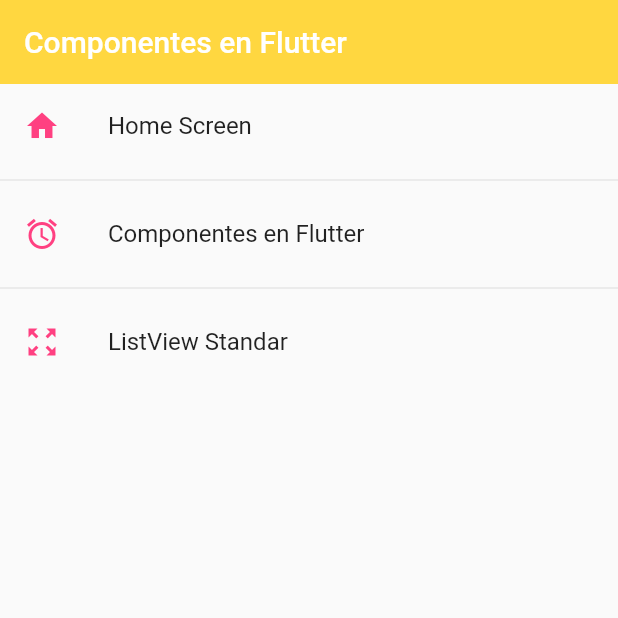
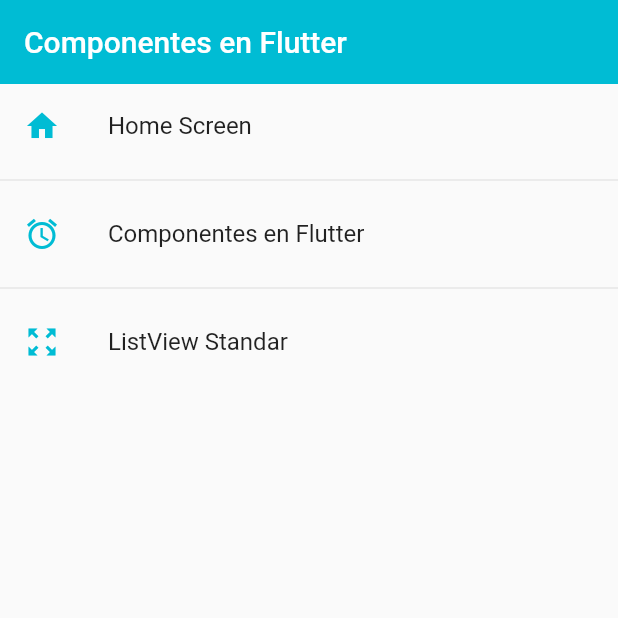
Before and after one commit to alexglzrys/flutter-widgets, a Flutter app: the screen it shows after launch, on a phone screen of 412 x 824 dp, the top half of it. Run offline on Flutter 3.47's test engine with Material 2 defaults, Android fonts, the phone set to English and light mode, and no system bars.

Commit message:
Tema global de la aplicación

```diff
--- a/lib/main.dart
+++ b/lib/main.dart
@@ -23,6 +23,15 @@ class MyApp extends StatelessWidget {
       routes: AppRoutes.getAppRoutes(),
       // Permite atrapar rutas dinàmicas (las cuales no estàn declaradas en el listado de routes)
       onGenerateRoute: AppRoutes.onGenerateRoute,
+
+      // ? Flutter permite definir un tema principal para nuestra App, si embargo, se recomienda hacer una copia de uno que ya se tenga por defecto por que son muchas cosas que se tienen que especoficar para cada widget que existe en Flutter
+      // copyWith hace una copia del tema seleccionado para proceder a sobre-escribir el estilo que necesitamos
+      // Todos los componentes que no tengan definido explicitamente una propiedad de tema específico, se verán afectados por esta configuración Global
+      theme: ThemeData.light().copyWith(
+          // Color primario (hay ciertos Widgets que usan este color)
+          primaryColor: Colors.cyanAccent,
+          // AppBar Theme
+          appBarTheme: AppBarTheme(elevation: 0, color: Colors.cyan)),
     );
   }
 }
--- a/lib/screens/home_screen.dart
+++ b/lib/screens/home_screen.dart
@@ -10,8 +10,8 @@ class HomeScreen extends StatelessWidget {
     return Scaffold(
         appBar: AppBar(
           title: Text('Componentes en Flutter'),
-          backgroundColor: Colors.amberAccent,
-          elevation: 0,
+          // backgroundColor: Colors.amberAccent,
+          // elevation: 0,
         ),
         // Pintar las opciones de ménú para navegar en entre pantallas de al aplicación
         body: ListView.separated(
@@ -20,7 +20,7 @@ class HomeScreen extends StatelessWidget {
                   title: Text(AppRoutes.menuOptions[index].name),
                   leading: Icon(
                     AppRoutes.menuOptions[index].icon,
-                    color: Colors.pinkAccent,
+                    color: Colors.cyan,
                   ),
                   onTap: () {
                     // ! Forma anterior para navegar. Podemos especificar el tipo de animación (personalizar)
--- a/lib/screens/listview_screen.dart
+++ b/lib/screens/listview_screen.dart
@@ -11,9 +11,9 @@ class ListviewScreen extends StatelessWidget {
         appBar: AppBar(
           title: const Text('Listview Personalizado'),
           // Retirar sombra en la barra de titulo
-          elevation: 0,
+          // elevation: 0,
           // Cambiar color de fondo
-          backgroundColor: Colors.deepOrange,
+          // backgroundColor: Colors.deepOrange,
         ),
         // Listview tiene varios constructores por nombre para mostrar de diferente manera el listado de sus elementos
         body: ListView.separated(
```
